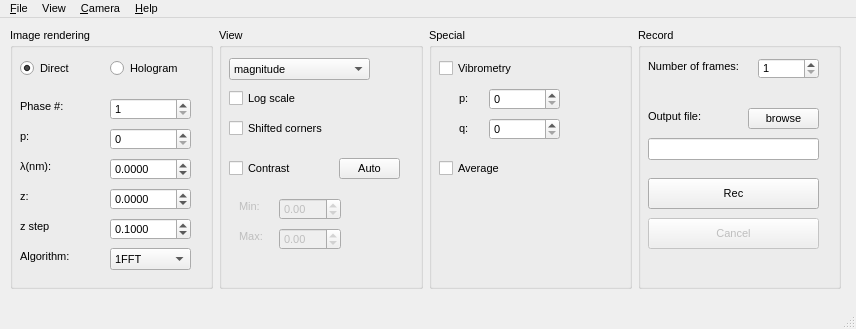
The window that Holovibes/main_window.ui (DigitalHolography/Holovibes) describes before a commit, drawn with Qt 5.
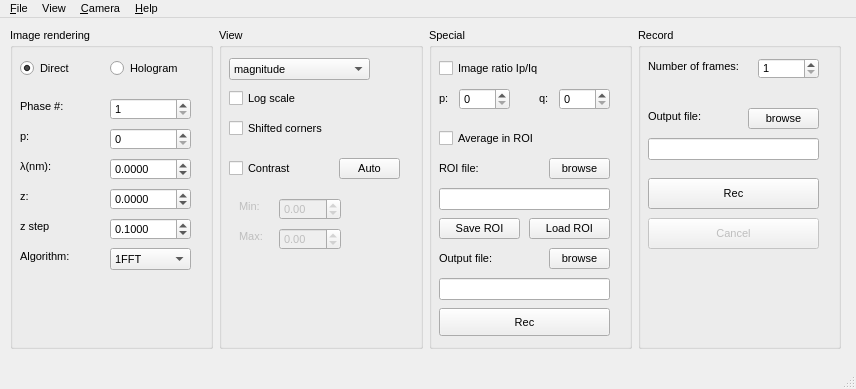
The same window after the commit. Custom widgets are drawn as their Qt base class.

Diff of the .ui file:
```diff
--- a/Holovibes/main_window.ui
+++ b/Holovibes/main_window.ui
@@ -10,7 +10,7 @@
     <x>0</x>
     <y>0</y>
     <width>856</width>
-    <height>329</height>
+    <height>389</height>
    </rect>
   </property>
   <property name="font">
@@ -31,7 +31,7 @@
       <x>10</x>
       <y>10</y>
       <width>831</width>
-      <height>261</height>
+      <height>321</height>
      </rect>
     </property>
     <layout class="QGridLayout" name="gridLayout">
@@ -280,7 +280,7 @@
        <widget class="QLabel" name="pLabelVibro">
         <property name="geometry">
          <rect>
-          <x>30</x>
+          <x>10</x>
           <y>60</y>
           <width>31</width>
           <height>21</height>
@@ -293,9 +293,9 @@
        <widget class="QSpinBox" name="pSpinBoxVibro">
         <property name="geometry">
          <rect>
-          <x>60</x>
+          <x>30</x>
           <y>60</y>
-          <width>71</width>
+          <width>51</width>
           <height>22</height>
          </rect>
         </property>
@@ -303,9 +303,9 @@
        <widget class="QSpinBox" name="qSpinBoxVibro">
         <property name="geometry">
          <rect>
-          <x>60</x>
-          <y>90</y>
-          <width>71</width>
+          <x>130</x>
+          <y>60</y>
+          <width>51</width>
           <height>22</height>
          </rect>
         </property>
@@ -313,9 +313,9 @@
        <widget class="QLabel" name="qLabelVibro">
         <property name="geometry">
          <rect>
-          <x>30</x>
-          <y>90</y>
-          <width>31</width>
+          <x>110</x>
+          <y>60</y>
+          <width>21</width>
           <height>21</height>
          </rect>
         </property>
@@ -328,25 +328,136 @@
          <rect>
           <x>10</x>
           <y>30</y>
-          <width>91</width>
+          <width>131</width>
           <height>21</height>
          </rect>
         </property>
         <property name="text">
-         <string>Vibrometry</string>
+         <string>Image ratio Ip/Iq</string>
         </property>
        </widget>
        <widget class="QCheckBox" name="averageCheckBox">
         <property name="geometry">
          <rect>
           <x>10</x>
-          <y>130</y>
-          <width>81</width>
+          <y>100</y>
+          <width>121</width>
           <height>20</height>
          </rect>
         </property>
         <property name="text">
-         <string>Average</string>
+         <string>Average in ROI</string>
+        </property>
+       </widget>
+       <widget class="QLabel" name="label">
+        <property name="geometry">
+         <rect>
+          <x>10</x>
+          <y>130</y>
+          <width>53</width>
+          <height>21</height>
+         </rect>
+        </property>
+        <property name="text">
+         <string>ROI file:</string>
+        </property>
+       </widget>
+       <widget class="QPushButton" name="pushButton">
+        <property name="geometry">
+         <rect>
+          <x>120</x>
+          <y>130</y>
+          <width>61</width>
+          <height>21</height>
+         </rect>
+        </property>
+        <property name="text">
+         <string>browse</string>
+        </property>
+       </widget>
+       <widget class="QLineEdit" name="lineEdit">
+        <property name="geometry">
+         <rect>
+          <x>10</x>
+          <y>160</y>
+          <width>171</width>
+          <height>22</height>
+         </rect>
+        </property>
+       </widget>
+       <widget class="QPushButton" name="pushButton_2">
+        <property name="geometry">
+         <rect>
+          <x>10</x>
+          <y>190</y>
+          <width>81</width>
+          <height>21</height>
+         </rect>
+        </property>
+        <property name="text">
+         <string>Save ROI</string>
+        </property>
+       </widget>
+       <widget class="QPushButton" name="pushButton_3">
+        <property name="geometry">
+         <rect>
+          <x>100</x>
+          <y>190</y>
+          <width>81</width>
+          <height>21</height>
+         </rect>
+        </property>
+        <property name="text">
+         <string>Load ROI</string>
+        </property>
+       </widget>
+       <widget class="QLabel" name="label_2">
+        <property name="geometry">
+         <rect>
+          <x>10</x>
+          <y>220</y>
+          <width>71</width>
+          <height>21</height>
+         </rect>
+        </property>
+        <property name="text">
+         <string>Output file:</string>
+        </property>
+       </widget>
+       <widget class="QLineEdit" name="lineEdit_2">
+        <property name="geometry">
+         <rect>
+          <x>10</x>
+          <y>250</y>
+          <width>171</width>
+          <height>22</height>
+         </rect>
+        </property>
+       </widget>
+       <widget class="QPushButton" name="pushButton_4">
+        <property name="geometry">
+         <rect>
+          <x>120</x>
+          <y>220</y>
+          <width>61</width>
+          <height>21</height>
+         </rect>
+        </property>
+        <property name="text">
+         <string>browse</string>
+        </property>
+       </widget>
+       <widget class="QPushButton" name="pushButton_5">
+        <property name="geometry">
+         <rect>
+          <x>10</x>
+          <y>280</y>
+          <width>171</width>
+          <height>28</height>
+         </rect>
+        </property>
+        <property name="text">
+         <string>Rec</string>
         </property>
        </widget>
       </widget>
```
